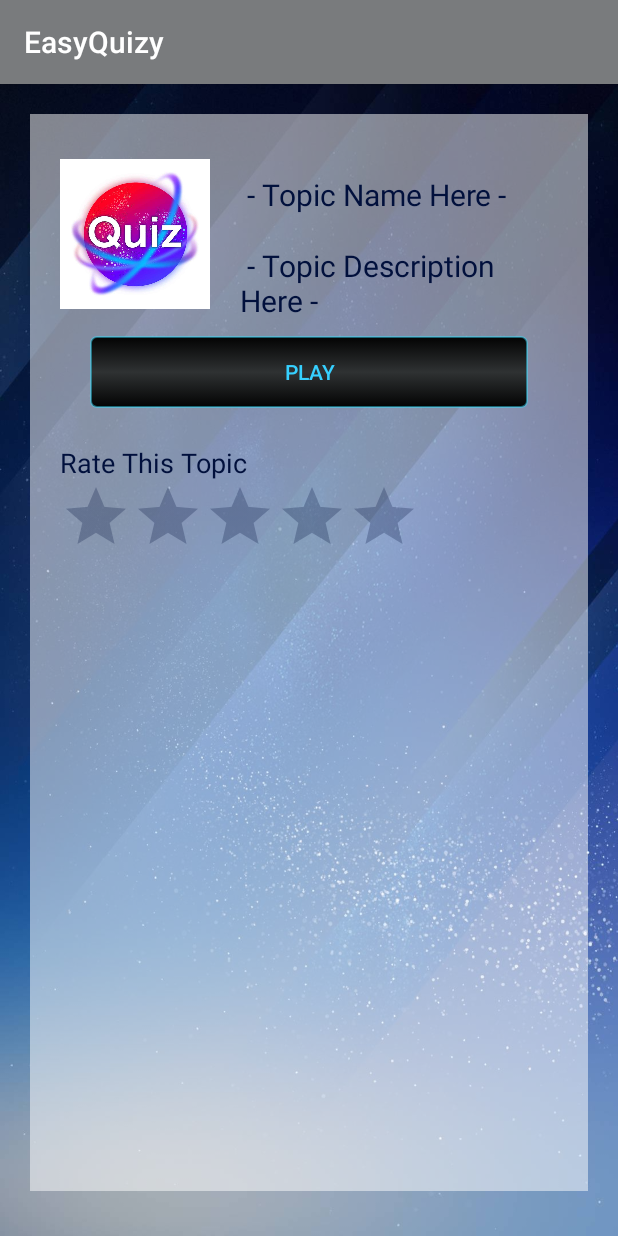
After one commit to ShaniGeva12/EasyQuizy_App, an Android app: the TopicStartActivity screen opened directly, with no data from a screen before it, on a phone screen of 412 x 824 dp. The commit adds this screen. Run offline under Robolectric (Android 15) with nearby library versions, the phone set to English and light mode, and no system bars.

Commit message:
2 more activities added (choose player & topic start)

```diff
--- a/app/src/main/java/com/example/easyquizy_app/LoginDialog.java
+++ b/app/src/main/java/com/example/easyquizy_app/GameTypeDialog.java
@@ -9,13 +9,13 @@ import android.view.Window;
 import android.widget.FrameLayout;
 import android.widget.Toast;
 
-public class LoginDialog {
+public class GameTypeDialog {
 
     public void showDialog(final Activity activity) {
         final Dialog dialog = new Dialog(activity);
         dialog.requestWindowFeature(Window.FEATURE_NO_TITLE);
-        dialog.setCancelable(false);
-        dialog.setContentView(R.layout.login_dialog_layout);
+        dialog.setCancelable(true);
+        dialog.setContentView(R.layout.game_type_dialog_layout);
         dialog.getWindow().setBackgroundDrawable(new ColorDrawable(android.graphics.Color.TRANSPARENT));
 
         FrameLayout mDialogOffline = dialog.findViewById(R.id.frmOffline);
--- a/app/src/main/java/com/example/easyquizy_app/MainActivity.java
+++ b/app/src/main/java/com/example/easyquizy_app/MainActivity.java
@@ -40,7 +40,7 @@ public class MainActivity extends AppCompatActivity {
         play.setOnClickListener(new View.OnClickListener() {
             @Override
             public void onClick(View v) {
-                LoginDialog alert = new LoginDialog();
+                GameTypeDialog alert = new GameTypeDialog();
                 alert.showDialog(MainActivity.this);
             }
         });
--- /dev/null
+++ b/app/src/main/java/com/example/easyquizy_app/TopicStartActivity.java
@@ -0,0 +1,13 @@
+package com.example.easyquizy_app;
+
+import android.support.v7.app.AppCompatActivity;
+import android.os.Bundle;
+
+public class TopicStartActivity extends AppCompatActivity {
+
+    @Override
+    protected void onCreate(Bundle savedInstanceState) {
+        super.onCreate(savedInstanceState);
+        setContentView(R.layout.activity_topic_start);
+    }
+}
--- /dev/null
+++ b/app/src/main/res/layout/activity_topic_start.xml
@@ -0,0 +1,230 @@
+<?xml version="1.0" encoding="utf-8"?>
+<android.support.constraint.ConstraintLayout xmlns:android="http://schemas.android.com/apk/res/android"
+    xmlns:app="http://schemas.android.com/apk/res-auto"
+    xmlns:tools="http://schemas.android.com/tools"
+    android:layout_width="match_parent"
+    android:layout_height="match_parent"
+    tools:context=".TopicStartActivity">
+
+
+    <RelativeLayout
+        android:id="@+id/main_layout"
+        android:layout_width="match_parent"
+        android:layout_height="match_parent"
+        android:background="@drawable/blue_bg">
+
+
+        <!-- Header aligned to top -->
+        <RelativeLayout
+            android:id="@+id/header"
+            android:layout_width="match_parent"
+            android:layout_height="wrap_content"
+            android:layout_alignParentTop="true"
+            android:gravity="center">
+
+            <!-- <TextView
+                 android:id="@+id/title_ly"
+                 android:layout_width="wrap_content"
+                 android:layout_height="wrap_content"
+                 android:text="@string/wlcm_str"
+                 android:textColor="@color/text_color_secondary"
+                /> -->
+
+        </RelativeLayout>
+
+        <!-- Footer aligned to bottom -->
+        <RelativeLayout
+            android:id="@+id/footer"
+            android:layout_width="match_parent"
+            android:layout_height="wrap_content"
+            android:layout_alignParentBottom="true"
+            android:gravity="center">
+
+            <!--
+            <TextView
+                android:id="@+id/credits_ly"
+                android:layout_width="wrap_content"
+                android:layout_height="wrap_content"
+                android:text="@string/credit"
+                android:textColor="@color/colorPrimaryDarkBlack"/>
+                -->
+
+        </RelativeLayout>
+
+        <!-- Main between footer & bottom -->
+        <ScrollView
+            android:id="@+id/main_sv"
+            android:layout_width="match_parent"
+            android:layout_height="match_parent"
+            android:layout_above="@id/footer"
+            android:layout_below="@id/header"
+
+            android:layout_marginTop="20dp"
+            android:layout_marginBottom="30dp"
+            android:layout_marginEnd="20dp"
+            android:layout_marginStart="20dp"
+
+            android:background="@color/white_50precent"
+
+            android:gravity="center"
+            >
+
+            <!-- /////////////////////////////////////////////// -->
+            <RelativeLayout
+                android:id="@+id/main_frame_ly"
+                android:layout_width="match_parent"
+                android:layout_height="match_parent"
+
+                android:paddingStart="20dp"
+                android:paddingEnd="20dp"
+                android:paddingTop="30dp"
+                >
+
+             <LinearLayout
+                    android:id="@+id/main_lin_ly"
+                    android:layout_width="match_parent"
+                    android:layout_height="match_parent"
+
+                    android:orientation="vertical"
+                    android:weightSum="5"
+                    >
+
+                <LinearLayout
+                    android:id="@+id/top_ly"
+                    android:layout_width="match_parent"
+                    android:layout_height="wrap_content"
+
+                    android:layout_weight="3"
+
+                    android:orientation="horizontal"
+                    android:weightSum="3"
+                    >
+
+                    <ImageView
+                        android:id="@+id/topic_img"
+                        android:layout_width="wrap_content"
+                        android:layout_height="wrap_content"
+                        android:src="@drawable/quiz_pic"
+
+
+                        android:maxWidth="150dp"
+                        android:maxHeight="150dp"
+
+                        android:scaleType="fitCenter"
+                        android:adjustViewBounds="true"
+
+                        android:layout_weight="1"
+                        />
+
+                    <LinearLayout
+                        android:id="@+id/txt_ly"
+                        android:layout_width="match_parent"
+                        android:layout_height="wrap_content"
+
+                        android:layout_weight="2"
+
+                        android:orientation="vertical"
+                        android:weightSum="3"
+
+                        android:paddingLeft="20dp"
+                        >
+
+                        <TextView
+                            android:id="@+id/topic_name_txt"
+
+                            android:layout_width="wrap_content"
+                            android:layout_height="wrap_content"
+
+                            android:text=" - Topic Name Here - "
+
+                            android:textSize="20sp"
+
+                            android:textColor="@color/text_color_secondary"
+
+                            android:layout_marginTop="10dp"
+                            android:layout_marginBottom="10dp"
+
+                            android:layout_weight="1"
+                            />
+
+                        <TextView
+                            android:id="@+id/topic_description_txt"
+
+                            android:layout_width="wrap_content"
+                            android:layout_height="wrap_content"
+
+                            android:text=" - Topic Description Here - "
+
+                            android:textSize="20sp"
+
+                            android:textColor="@color/text_color_secondary"
+
+                            android:layout_marginTop="10dp"
+                            android:layout_marginBottom="10dp"
+
+                            android:layout_weight="2"
+                            />
+
+                    </LinearLayout>
+                </LinearLayout>
+
+                 <Button
+                     android:id="@+id/play_btn"
+                     android:layout_width="match_parent"
+                     android:layout_height="wrap_content"
+
+                     android:layout_marginBottom="4dp"
+                     android:layout_marginStart="20dp"
+                     android:layout_marginEnd="20dp"
+
+                     android:background="@drawable/button_bg_rounded_corners"
+                     android:text="@string/play"
+                     android:textColor="@color/text_color_thirdly"
+
+                     android:layout_weight="1"
+                     />
+
+                 <LinearLayout
+                     android:layout_width="match_parent"
+                     android:layout_height="wrap_content"
+
+                     android:orientation="vertical"
+
+                     android:layout_weight="1"
+                     >
+
+                     <TextView
+                         android:id="@+id/rt"
+                         android:layout_width="wrap_content"
+                         android:layout_height="wrap_content"
+                         android:paddingTop="20dp"
+                         android:text="@string/rate_topic"
+                         android:textColor="@color/text_color_secondary"
+                         android:textSize="18dp"
+                         android:typeface="normal" />
+
+                     <RatingBar
+                         android:id="@+id/ratingBar"
+                         android:layout_width="wrap_content"
+                         android:layout_height="47dp"
+
+                         android:layout_below="@+id/rt"
+
+                         android:stepSize="0.5"
+                         android:numStars="5"
+                         />
+
+                 </LinearLayout>
+
+
+             </LinearLayout>
+
+
+            </RelativeLayout>
+            <!-- /////////////////////////////////////////////// -->
+        </ScrollView>
+
+    </RelativeLayout>
+
+
+</android.support.constraint.ConstraintLayout>
```
Also changed, not shown: app/src/main/AndroidManifest.xml (+6 -4 lines), app/src/main/java/com/example/easyquizy_app/ChoosePlayerActivity.java (added, +13 -0 lines), app/src/main/res/layout/activity_choose_player.xml (added, +194 -0 lines), app/src/main/res/layout/topic_card.xml (+11 -2 lines), app/src/main/res/values/strings.xml (+15 -0 lines), app/build.gradle (line endings or trailing spaces), app/src/main/res/layout/game_type_dialog_layout.xml (renamed from app/src/main/res/layout/login_dialog_layout.xml), 1 other file.
